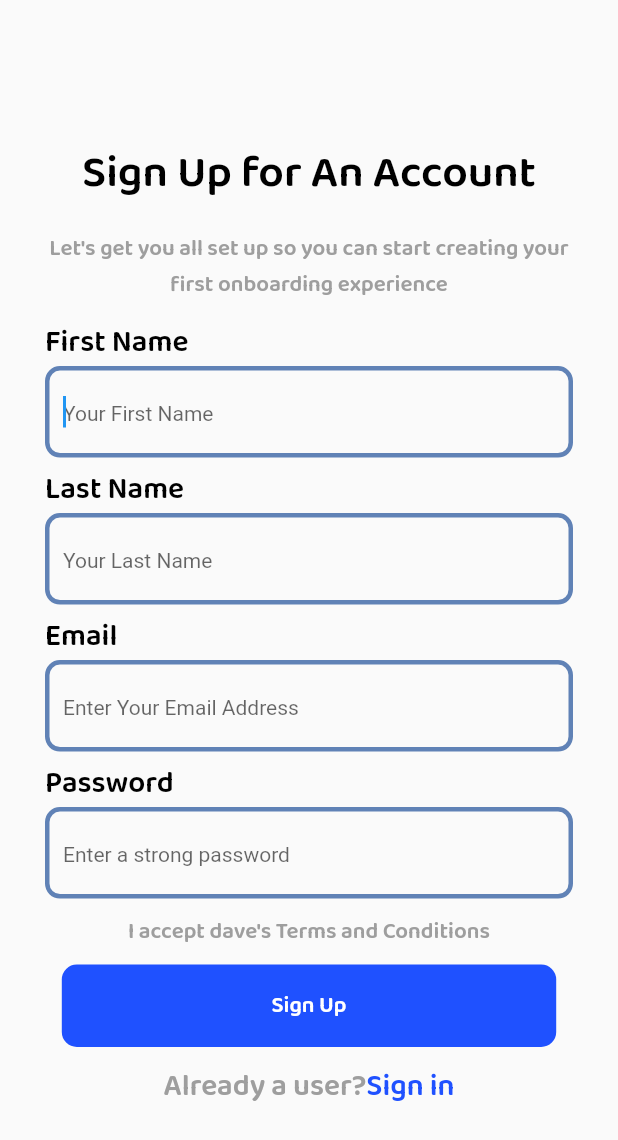
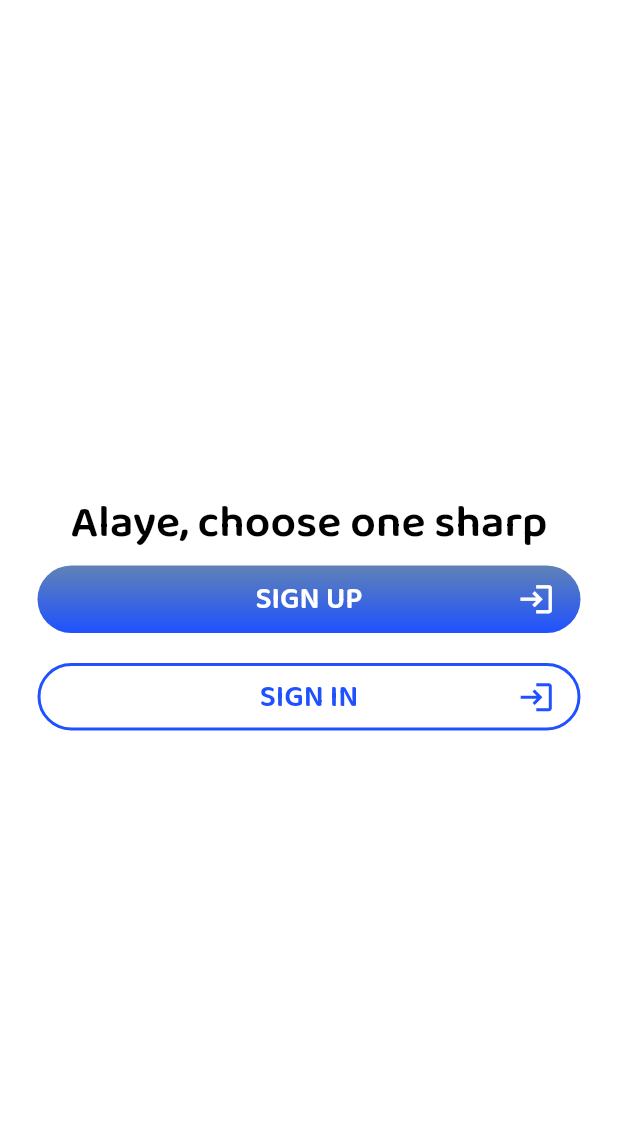
Before and after one commit to Dhavid01/Authentication, a Flutter app: the screen it shows after launch, on a phone screen of 412 x 824 dp. Shown: the top 1140 px of the screen. Run offline on Flutter 3.47's test engine with Material 2 defaults, Android fonts, the phone set to English and light mode, and no system bars; our stand-ins replace google_fonts, pin_code_fields.

```diff
--- a/lib/main.dart
+++ b/lib/main.dart
@@ -1,4 +1,5 @@
 import 'package:authentication/views/auth/sign_up.dart';
+import 'package:authentication/views/onboarding/onboarding.dart';
 import 'package:flutter/material.dart';
 
 void main() {
@@ -13,10 +14,9 @@ class MyApp extends StatelessWidget {
       debugShowCheckedModeBanner: false,
       title: 'Flutter Demo',
       theme: ThemeData(
-
         primarySwatch: Colors.blue,
       ),
-      home: const SignUp(),
+      home: const OnBoardingView(),
     );
   }
 }
--- a/lib/views/auth/sign_in.dart
+++ b/lib/views/auth/sign_in.dart
@@ -33,9 +33,9 @@ class SignIn extends StatelessWidget {
             const SizedBox(
               height: 10,
             ),
-            const TextFieldWidget(
+             TextFieldWidget(
                 header: "Email", hintText: "Enter Your Email Address"),
-            const TextFieldWidget(
+             TextFieldWidget(
                 header: "Password", hintText: "Enter Your Password"),
             const SizedBox(
               height: 10,
--- a/lib/views/auth/sign_up.dart
+++ b/lib/views/auth/sign_up.dart
@@ -5,7 +5,8 @@ import 'package:authentication/widgets/textfieldwidget.dart';
 import 'package:flutter/material.dart';
 
 class SignUp extends StatelessWidget {
-  const SignUp({Key? key}) : super(key: key);
+  SignUp({Key? key, required this.email}) : super(key: key);
+  final String email;
 
   @override
   Widget build(BuildContext context) {
@@ -34,19 +35,15 @@ class SignUp extends StatelessWidget {
             const SizedBox(
               height: 10,
             ),
-            const TextFieldWidget(
+            TextFieldWidget(
               header: "First Name",
               hintText: "Your First Name",
             ),
-            const TextFieldWidget(
+            TextFieldWidget(
               header: "Last Name",
               hintText: "Your Last Name",
             ),
-            const TextFieldWidget(
-              header: "Email",
-              hintText: "Enter Your Email Address",
-            ),
-            const TextFieldWidget(
+            TextFieldWidget(
               header: "Password",
               hintText: "Enter a strong password",
             ),
--- /dev/null
+++ b/lib/views/onboarding/onboarding.dart
@@ -0,0 +1,70 @@
+import 'package:authentication/utils/text.dart';
+import 'package:authentication/views/auth/sign_in.dart';
+import 'package:authentication/views/auth/verify_email.dart';
+import 'package:authentication/widgets/app_buttom.dart';
+import 'package:flutter/material.dart';
+
+class OnBoardingView extends StatefulWidget {
+  const OnBoardingView({Key? key}) : super(key: key);
+
+  @override
+  State<OnBoardingView> createState() => _OnBoardingViewState();
+}
+
+class _OnBoardingViewState extends State<OnBoardingView> {
+  @override
+  Widget build(BuildContext context) {
+    return SafeArea(
+      child: Scaffold(
+        backgroundColor: Colors.white,
+        body: GestureDetector(
+          onTap: () {
+            FocusScope.of(context).unfocus();
+          },
+          child: Padding(
+            padding: const EdgeInsets.all(20.0),
+            child: Column(
+              crossAxisAlignment: CrossAxisAlignment.center,
+              mainAxisAlignment: MainAxisAlignment.center,
+              children: [
+                AppText.heading(
+                  "Alaye, choose one sharp",
+                  color: Colors.black,
+                ),
+
+                AppButtom(
+                    onPressed: () => Navigator.push(
+                        context,
+                        MaterialPageRoute(
+                            builder: (context) => const VerifyEmailView())),
+                    text: "SIGN UP",
+                    icon: Icons.login_outlined),
+                const SizedBox(
+                  height: 20,
+                ),
+                AppButtom.outlined(
+                    onPressed: () => Navigator.push(
+                        context,
+                        MaterialPageRoute(
+                            builder: (context) => const SignIn())),
+                    text: "SIGN IN",
+                    icon: Icons.login_outlined),
+                const SizedBox(
+                  height: 20,
+                ),
+                // InkWell(
+                //   onTap: () => Navigator.pushReplacement(
+                //       context,
+                //       MaterialPageRoute(
+                //         builder: (context) => const ForgotPasswordView(),
+                //       )),
+                //   child: const FbButton(),
+                // )
+              ],
+            ),
+          ),
+        ),
+      ),
+    );
+  }
+}
--- /dev/null
+++ b/lib/widgets/app_buttom.dart
@@ -0,0 +1,74 @@
+import 'package:authentication/utils/color.dart';
+import 'package:authentication/utils/text.dart';
+import 'package:flutter/material.dart';
+
+class AppButtom extends StatelessWidget {
+  const AppButtom({
+    Key? key,
+    required this.text,
+    required this.icon,
+    this.enabledBorder = false,
+    required this.onPressed,
+  }) : super(key: key);
+  final String text;
+  final IconData icon;
+  final bool? enabledBorder;
+  final Function()? onPressed;
+
+  AppButtom.outlined({
+    Key? key,
+    required this.text,
+    required this.icon,
+    this.enabledBorder = true,
+    required this.onPressed,
+  }) : super(key: key);
+
+  @override
+  Widget build(BuildContext context) {
+    return GestureDetector(
+      onTap: onPressed,
+      child: Container(
+        margin: const EdgeInsets.symmetric(horizontal: 5),
+        padding: const EdgeInsets.symmetric(horizontal: 15),
+        height: 45,
+        decoration: BoxDecoration(
+            gradient: LinearGradient(
+              colors: enabledBorder!
+                  ? [
+                      const Color(0x00000000),
+                      const Color(0x000000f0),
+                    ]
+                  : [
+                      kPrimaryLightColor,
+                      kPrimaryColor,
+                    ],
+              stops: [0.0, 1.0],
+              begin: FractionalOffset.topCenter,
+              end: FractionalOffset.bottomCenter,
+            ),
+            border: Border.all(
+                color: enabledBorder! ? kPrimaryColor : Colors.transparent,
+                width: 2),
+            borderRadius: BorderRadius.circular(30),
+            color: kPrimaryLightColor),
+        child: Row(
+          mainAxisAlignment: MainAxisAlignment.spaceBetween,
+          children: [
+            const SizedBox(
+              width: 25,
+            ),
+            AppText.caption(
+              text,
+              color: enabledBorder! ? kPrimaryColor : Colors.white,
+            ),
+            Icon(
+              icon,
+              color: enabledBorder! ? kPrimaryColor : Colors.white,
+              size: 25,
+            )
+          ],
+        ),
+      ),
+    );
+  }
+}
```
Also changed, not shown: lib/core/constants/textfieldtype_keys.dart (added, +7 -0 lines), lib/views/auth/otp_view.dart (added, +148 -0 lines), lib/views/auth/verify_email.dart (added, +107 -0 lines), lib/widgets/loader.dart (+11 -3 lines), lib/widgets/textfieldwidget.dart (+9 -2 lines).
